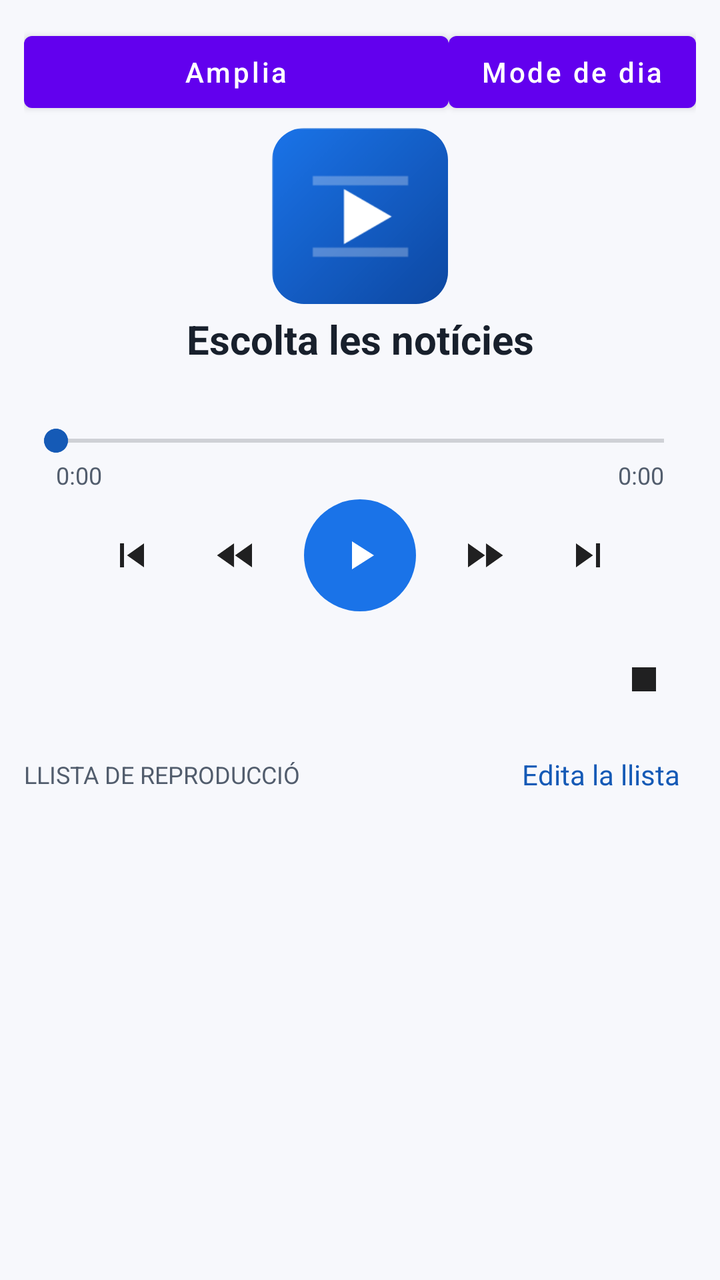
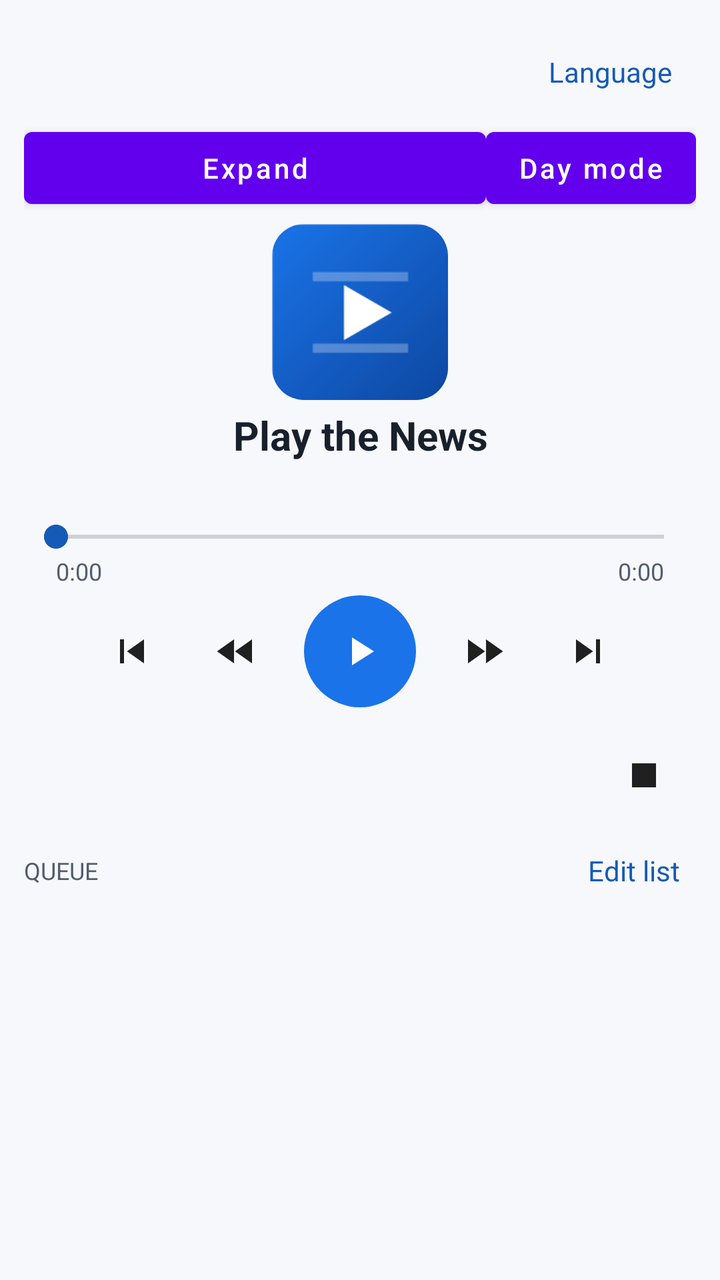

Compare the two renders of this Android layout. The source of the first and the diff that turns it into the second are given below.
<!-- AndroidManifest.xml: fallback theme Theme.MaterialComponents.DayNight.NoActionBar -->
<!-- res/layout/activity_player.xml -->
<?xml version="1.0" encoding="utf-8"?>
<FrameLayout xmlns:android="http://schemas.android.com/apk/res/android"
    android:layout_width="match_parent"
    android:layout_height="match_parent"
    android:background="@color/background"
    android:fitsSystemWindows="true">

<LinearLayout
    android:layout_width="match_parent"
    android:layout_height="match_parent"
    android:orientation="vertical"
    android:paddingLeft="12dp"
    android:paddingRight="12dp"
    android:paddingTop="12dp"
    android:paddingBottom="12dp">

    <HorizontalScrollView
        android:layout_width="match_parent"
        android:layout_height="wrap_content"
        android:scrollbars="none">
        <LinearLayout
            android:id="@+id/categories"
            android:layout_width="wrap_content"
            android:layout_height="wrap_content"
            android:orientation="horizontal" />
    </HorizontalScrollView>

    <LinearLayout android:layout_width="match_parent" android:layout_height="wrap_content" android:orientation="horizontal">
        <Button android:id="@+id/collapse_player" android:layout_width="0dp" android:layout_weight="1" android:layout_height="48dp" android:textAllCaps="false" android:textSize="14sp" android:text="Amplia" />
        <Button android:id="@+id/theme_toggle" android:layout_width="wrap_content" android:layout_height="48dp" android:textAllCaps="false" android:textSize="14sp" android:text="Mode de dia" />
    </LinearLayout>
    <ImageView
        android:id="@+id/art"
        android:layout_width="88dp"
        android:layout_height="88dp"
        android:layout_gravity="center_horizontal"
        android:layout_marginTop="4dp"
        android:background="@drawable/bg_art"
        android:clipToOutline="true"
        android:scaleType="centerCrop"
        android:src="@mipmap/ic_launcher"
        android:contentDescription="@null" />

    <TextView
        android:id="@+id/title"
        android:layout_width="match_parent"
        android:layout_height="wrap_content"
        android:layout_marginTop="4dp"
        android:gravity="center"
        android:maxLines="2"
        android:ellipsize="end"
        android:textColor="@color/primary"
        android:textSize="20sp"
        android:textStyle="bold"
        android:text="@string/app_name" />

    <TextView
        android:id="@+id/subtitle"
        android:layout_width="match_parent"
        android:layout_height="wrap_content"
        android:layout_marginTop="4dp"
        android:gravity="center"
        android:maxLines="1"
        android:ellipsize="end"
        android:textColor="@color/secondary"
        android:textSize="15sp" />

    <LinearLayout android:id="@+id/player_details" android:layout_width="match_parent" android:layout_height="wrap_content" android:orientation="vertical">
    <SeekBar
        android:id="@+id/seek"
        android:layout_width="match_parent"
        android:layout_height="wrap_content"
        android:progressTint="@color/accent"
        android:progressBackgroundTint="#FF5F6368"
        android:thumbTint="@color/accent"
        android:layout_marginTop="4dp" />

    <LinearLayout
        android:layout_width="match_parent"
        android:layout_height="wrap_content"
        android:orientation="horizontal"
        android:paddingLeft="16dp"
        android:paddingRight="16dp">
        <TextView
            android:id="@+id/elapsed"
            android:layout_width="0dp"
            android:layout_height="wrap_content"
            android:layout_weight="1"
            android:textColor="@color/secondary"
            android:textSize="12sp"
            android:text="0:00" />
        <TextView
            android:id="@+id/duration"
            android:layout_width="wrap_content"
            android:layout_height="wrap_content"
            android:textColor="@color/secondary"
            android:textSize="12sp"
            android:text="0:00" />
    </LinearLayout>

    </LinearLayout>
    <LinearLayout
        android:layout_width="match_parent"
        android:layout_height="wrap_content"
        android:layout_marginTop="4dp"
        android:gravity="center"
        android:orientation="horizontal">

        <ImageButton android:id="@+id/prev" style="@style/ControlButton"
            android:src="@drawable/ic_prev" android:contentDescription="@string/previous" />
        <ImageButton android:id="@+id/rewind" style="@style/ControlButton"
            android:src="@drawable/ic_rewind" android:contentDescription="@string/rewind" />
        <ImageButton
            android:id="@+id/play_pause"
            android:layout_width="56dp"
            android:layout_height="56dp"
            android:layout_marginLeft="8dp"
            android:layout_marginRight="8dp"
            android:background="@drawable/bg_play"
            android:scaleType="centerInside"
            android:padding="12dp"
            android:src="@drawable/ic_play"
            android:contentDescription="@string/play_pause" />
        <ImageButton android:id="@+id/forward" style="@style/ControlButton"
            android:src="@drawable/ic_forward" android:contentDescription="@string/forward" />
        <ImageButton android:id="@+id/next" style="@style/ControlButton"
            android:src="@drawable/ic_next" android:contentDescription="@string/next" />
    </LinearLayout>

    <LinearLayout
        android:layout_width="match_parent"
        android:layout_height="wrap_content"
        android:layout_marginTop="8dp"
        android:gravity="center_vertical"
        android:orientation="horizontal">
        <TextView
            android:id="@+id/status"
            android:layout_width="0dp"
            android:layout_height="wrap_content"
            android:layout_weight="1"
            android:textColor="@color/accent"
            android:textSize="13sp" />
        <ImageButton android:id="@+id/stop" style="@style/ControlButton"
            android:src="@drawable/ic_stop" android:contentDescription="@string/stop" />
    </LinearLayout>

    <LinearLayout
        android:layout_width="match_parent"
        android:layout_height="wrap_content"
        android:layout_marginTop="4dp"
        android:gravity="center_vertical"
        android:orientation="horizontal">
        <TextView
            android:id="@+id/queue_label"
            android:layout_width="0dp"
            android:layout_height="wrap_content"
            android:layout_weight="1"
            android:textColor="@color/secondary"
            android:textSize="12sp"
            android:textAllCaps="true"
            android:text="@string/up_next" />
        <TextView
            android:id="@+id/edit_list"
            android:layout_width="wrap_content"
            android:layout_height="wrap_content"
            android:background="?android:attr/selectableItemBackground"
            android:padding="8dp"
            android:textColor="@color/accent"
            android:textSize="14sp"
            android:text="@string/edit_list" />
    </LinearLayout>

    <ListView
        android:id="@+id/queue"
        android:layout_width="match_parent"
        android:layout_height="0dp"
        android:layout_weight="1"
        android:layout_marginTop="4dp"
        android:divider="@null" />
</LinearLayout>
</FrameLayout>
<!-- resources referenced by this layout -->
<resources>
  <color name="accent">#155AB6</color>
  <color name="background">#F7F8FC</color>
  <color name="primary">#18202C</color>
  <color name="secondary">#525D6D</color>
  <!-- drawable bg_art (drawable) -->
  <?xml version="1.0" encoding="utf-8"?>
  <shape xmlns:android="http://schemas.android.com/apk/res/android" android:shape="rectangle">
      <corners android:radius="16dp" />
      <solid android:color="@color/surface" />
  </shape>
  <!-- drawable bg_play (drawable) -->
  <?xml version="1.0" encoding="utf-8"?>
  <ripple xmlns:android="http://schemas.android.com/apk/res/android" android:color="#40FFFFFF">
      <item>
          <shape android:shape="oval">
              <solid android:color="#FF1A73E8" />
          </shape>
      </item>
  </ripple>
  <!-- drawable ic_forward (drawable) -->
  <?xml version="1.0" encoding="utf-8"?>
  <vector xmlns:android="http://schemas.android.com/apk/res/android"
      android:width="24dp" android:height="24dp"
      android:viewportWidth="24" android:viewportHeight="24">
      <path android:fillColor="?android:attr/textColorPrimary" android:pathData="M4,18l8.5,-6L4,6v12zM13,6v12l8.5,-6L13,6z" />
  </vector>
  <!-- drawable ic_next (drawable) -->
  <?xml version="1.0" encoding="utf-8"?>
  <vector xmlns:android="http://schemas.android.com/apk/res/android"
      android:width="24dp" android:height="24dp"
      android:viewportWidth="24" android:viewportHeight="24">
      <path android:fillColor="?android:attr/textColorPrimary" android:pathData="M6,18l8.5,-6L6,6v12zM16,6v12h2V6h-2z" />
  </vector>
  <!-- drawable ic_play (drawable) -->
  <?xml version="1.0" encoding="utf-8"?>
  <vector xmlns:android="http://schemas.android.com/apk/res/android"
      android:width="24dp" android:height="24dp"
      android:viewportWidth="24" android:viewportHeight="24">
      <path android:fillColor="#FFFFFFFF" android:pathData="M8,5v14l11,-7z" />
  </vector>
  <!-- drawable ic_prev (drawable) -->
  <?xml version="1.0" encoding="utf-8"?>
  <vector xmlns:android="http://schemas.android.com/apk/res/android"
      android:width="24dp" android:height="24dp"
      android:viewportWidth="24" android:viewportHeight="24">
      <path android:fillColor="?android:attr/textColorPrimary" android:pathData="M6,6h2v12H6zM9.5,12l8.5,6V6z" />
  </vector>
  <!-- drawable ic_rewind (drawable) -->
  <?xml version="1.0" encoding="utf-8"?>
  <vector xmlns:android="http://schemas.android.com/apk/res/android"
      android:width="24dp" android:height="24dp"
      android:viewportWidth="24" android:viewportHeight="24">
      <path android:fillColor="?android:attr/textColorPrimary" android:pathData="M11,18V6l-8.5,6 8.5,6zM11.5,12l8.5,6V6l-8.5,6z" />
  </vector>
  <!-- drawable ic_stop (drawable) -->
  <?xml version="1.0" encoding="utf-8"?>
  <vector xmlns:android="http://schemas.android.com/apk/res/android"
      android:width="24dp" android:height="24dp"
      android:viewportWidth="24" android:viewportHeight="24">
      <path android:fillColor="?android:attr/textColorPrimary" android:pathData="M6,6h12v12H6z" />
  </vector>
  <string name="app_name">Escolta les notícies</string>
  <string name="edit_list">Edita la llista</string>
  <string name="forward">Avança 30 segons</string>
  <string name="next">Següent</string>
  <string name="play_pause">Reprodueix o posa en pausa</string>
  <string name="previous">Anterior</string>
  <string name="rewind">Retrocedeix 15 segons</string>
  <string name="stop">Atura</string>
  <string name="up_next">Llista de reproducció</string>
  <style name="ControlButton">
          <item name="android:layout_width">52dp</item>
          <item name="android:layout_height">52dp</item>
          <item name="android:padding">12dp</item>
          <item name="android:scaleType">centerInside</item>
          <item name="android:background">?android:attr/selectableItemBackgroundBorderless</item>
      </style>
  <color name="surface">#E1E7F0</color>
  <!-- unchanged entries left out for length: 1 -->
</resources>

<!-- the commit's change to res/layout/activity_player.xml (unified diff, before → after) -->
@@ -14,8 +14,10 @@
     android:paddingTop="12dp"
     android:paddingBottom="12dp">
 
+    <LinearLayout android:layout_width="match_parent" android:layout_height="wrap_content" android:orientation="horizontal" android:gravity="center_vertical">
     <HorizontalScrollView
-        android:layout_width="match_parent"
+        android:layout_weight="1"
+        android:layout_width="0dp"
         android:layout_height="wrap_content"
         android:scrollbars="none">
         <LinearLayout
@@ -24,10 +26,12 @@
             android:layout_height="wrap_content"
             android:orientation="horizontal" />
     </HorizontalScrollView>
+    <TextView android:id="@+id/language" android:layout_width="wrap_content" android:layout_height="48dp" android:layout_gravity="end" android:gravity="center" android:paddingLeft="12dp" android:paddingRight="12dp" android:textSize="14sp" android:textColor="@color/accent" android:background="?android:attr/selectableItemBackground" android:text="@string/language" />
+    </LinearLayout>
 
     <LinearLayout android:layout_width="match_parent" android:layout_height="wrap_content" android:orientation="horizontal">
-        <Button android:id="@+id/collapse_player" android:layout_width="0dp" android:layout_weight="1" android:layout_height="48dp" android:textAllCaps="false" android:textSize="14sp" android:text="Amplia" />
-        <Button android:id="@+id/theme_toggle" android:layout_width="wrap_content" android:layout_height="48dp" android:textAllCaps="false" android:textSize="14sp" android:text="Mode de dia" />
+        <Button android:id="@+id/collapse_player" android:layout_width="0dp" android:layout_weight="1" android:layout_height="48dp" android:textAllCaps="false" android:textSize="14sp" android:text="@string/expand_player" />
+        <Button android:id="@+id/theme_toggle" android:layout_width="wrap_content" android:layout_height="48dp" android:textAllCaps="false" android:textSize="14sp" android:text="@string/day_mode" />
     </LinearLayout>
     <ImageView
         android:id="@+id/art"
<!-- resource entries referenced after the edit -->
@@ -61,15 +61,18 @@
       android:viewportWidth="24" android:viewportHeight="24">
       <path android:fillColor="?android:attr/textColorPrimary" android:pathData="M6,6h12v12H6z" />
   </vector>
-  <string name="app_name">Escolta les notícies</string>
-  <string name="edit_list">Edita la llista</string>
-  <string name="forward">Avança 30 segons</string>
-  <string name="next">Següent</string>
-  <string name="play_pause">Reprodueix o posa en pausa</string>
-  <string name="previous">Anterior</string>
-  <string name="rewind">Retrocedeix 15 segons</string>
-  <string name="stop">Atura</string>
-  <string name="up_next">Llista de reproducció</string>
+  <string name="app_name">"Play the News"</string>
+  <string name="day_mode">"Day mode"</string>
+  <string name="edit_list">"Edit list"</string>
+  <string name="expand_player">"Expand"</string>
+  <string name="forward">"Forward 30 seconds"</string>
+  <string name="language">"Language"</string>
+  <string name="next">"Next"</string>
+  <string name="play_pause">"Play or pause"</string>
+  <string name="previous">"Previous"</string>
+  <string name="rewind">"Back 15 seconds"</string>
+  <string name="stop">"Stop"</string>
+  <string name="up_next">"Queue"</string>
   <style name="ControlButton">
           <item name="android:layout_width">52dp</item>
           <item name="android:layout_height">52dp</item>
